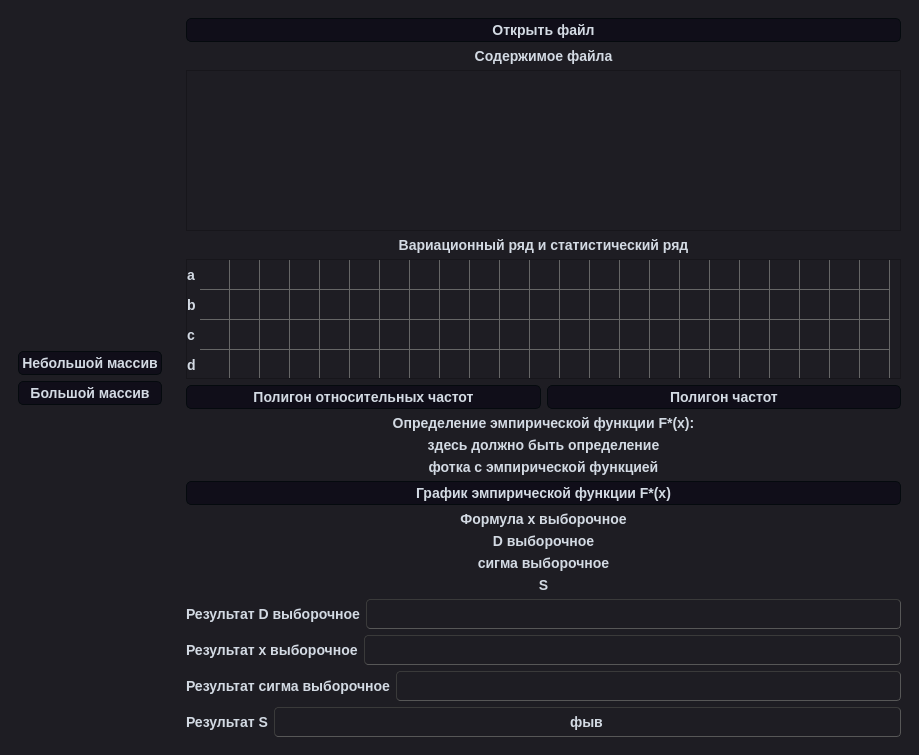
Qt form interface.ui (T-LORE/tv_lr6) before a commit.
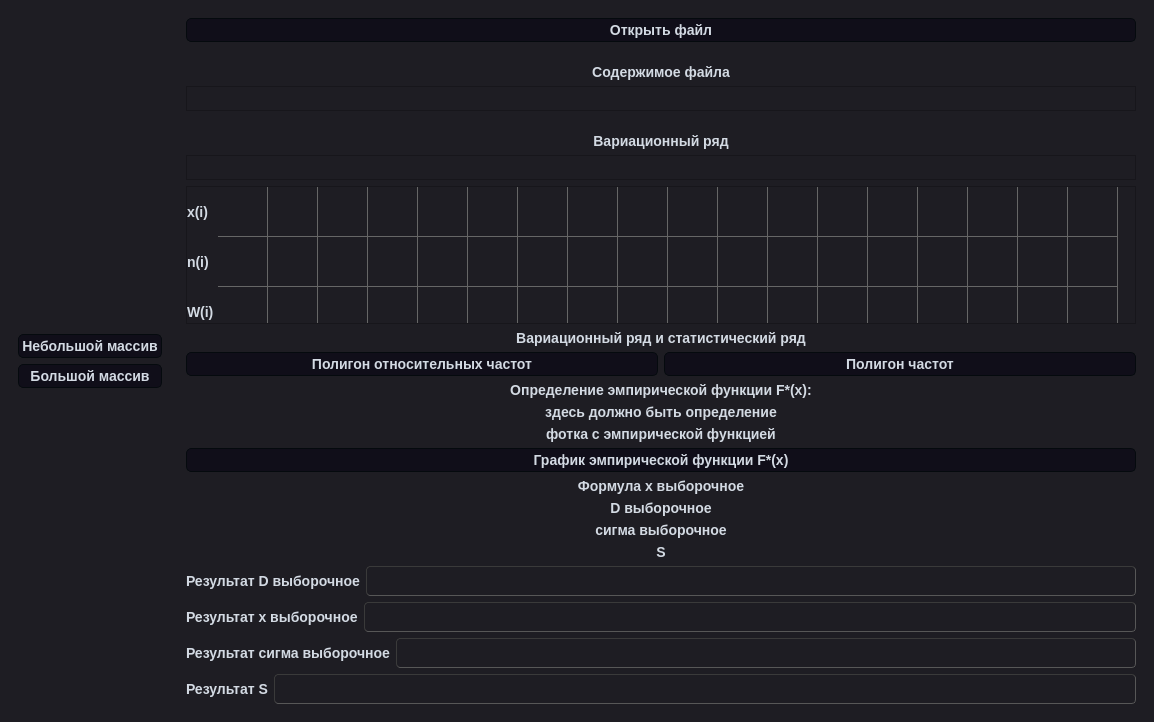
The same form after that commit.

Commit message: Исправления для 1 задания

Patch:
```diff
--- a/interface.ui
+++ b/interface.ui
@@ -6,8 +6,8 @@
    <rect>
     <x>0</x>
     <y>0</y>
-    <width>919</width>
-    <height>755</height>
+    <width>1154</width>
+    <height>722</height>
    </rect>
   </property>
   <property name="windowTitle">
@@ -234,6 +234,19 @@
             </property>
            </widget>
           </item>
+          <item>
+           <spacer name="verticalSpacer_3">
+            <property name="orientation">
+             <enum>Qt::Vertical</enum>
+            </property>
+            <property name="sizeHint" stdset="0">
+             <size>
+              <width>20</width>
+              <height>40</height>
+             </size>
+            </property>
+           </spacer>
+          </item>
           <item>
            <widget class="QLabel" name="label">
             <property name="layoutDirection">
@@ -249,6 +262,24 @@
           </item>
           <item>
            <widget class="QTextEdit" name="fileBuffer">
+            <property name="sizePolicy">
+             <sizepolicy hsizetype="Minimum" vsizetype="Minimum">
+              <horstretch>0</horstretch>
+              <verstretch>0</verstretch>
+             </sizepolicy>
+            </property>
+            <property name="maximumSize">
+             <size>
+              <width>16777215</width>
+              <height>25</height>
+             </size>
+            </property>
+            <property name="verticalScrollBarPolicy">
+             <enum>Qt::ScrollBarAlwaysOff</enum>
+            </property>
+            <property name="horizontalScrollBarPolicy">
+             <enum>Qt::ScrollBarAlwaysOff</enum>
+            </property>
             <property name="readOnly">
              <bool>true</bool>
             </property>
@@ -257,32 +288,245 @@
 &lt;html&gt;&lt;head&gt;&lt;meta name=&quot;qrichtext&quot; content=&quot;1&quot; /&gt;&lt;meta charset=&quot;utf-8&quot; /&gt;&lt;style type=&quot;text/css&quot;&gt;
 p, li { white-space: pre-wrap; }
 hr { height: 1px; border-width: 0; }
+li.unchecked::marker { content: &quot;\2610&quot;; }
+li.checked::marker { content: &quot;\2612&quot;; }
 &lt;/style&gt;&lt;/head&gt;&lt;body style=&quot; font-family:'Arial','sans-serif'; font-size:14px; font-weight:700; font-style:normal;&quot;&gt;
 &lt;p style=&quot;-qt-paragraph-type:empty; margin-top:0px; margin-bottom:0px; margin-left:0px; margin-right:0px; -qt-block-indent:0; text-indent:0px;&quot;&gt;&lt;br /&gt;&lt;/p&gt;&lt;/body&gt;&lt;/html&gt;</string>
             </property>
            </widget>
           </item>
+          <item>
+           <spacer name="verticalSpacer_4">
+            <property name="orientation">
+             <enum>Qt::Vertical</enum>
+            </property>
+            <property name="sizeHint" stdset="0">
+             <size>
+              <width>20</width>
+              <height>40</height>
+             </size>
+            </property>
+           </spacer>
+          </item>
+          <item>
+           <widget class="QLabel" name="label_6">
+            <property name="text">
+             <string>Вариационный ряд</string>
+            </property>
+            <property name="alignment">
+             <set>Qt::AlignCenter</set>
+            </property>
+           </widget>
+          </item>
+          <item>
+           <widget class="QTextEdit" name="textEdit">
+            <property name="sizePolicy">
+             <sizepolicy hsizetype="Minimum" vsizetype="Minimum">
+              <horstretch>0</horstretch>
+              <verstretch>0</verstretch>
+             </sizepolicy>
+            </property>
+            <property name="maximumSize">
+             <size>
+              <width>16777215</width>
+              <height>25</height>
+             </size>
+            </property>
+            <property name="verticalScrollBarPolicy">
+             <enum>Qt::ScrollBarAlwaysOff</enum>
+            </property>
+            <property name="horizontalScrollBarPolicy">
+             <enum>Qt::ScrollBarAlwaysOff</enum>
+            </property>
+            <property name="readOnly">
+             <bool>true</bool>
+            </property>
+           </widget>
+          </item>
          </layout>
         </item>
-        <item row="1" column="0">
+        <item row="3" column="0">
+         <layout class="QVBoxLayout" name="verticalLayout_4">
+          <item>
+           <widget class="QLabel" name="label_3">
+            <property name="text">
+             <string>Определение эмпирической функции F*(x):</string>
+            </property>
+            <property name="alignment">
+             <set>Qt::AlignCenter</set>
+            </property>
+           </widget>
+          </item>
+          <item>
+           <widget class="QLabel" name="label_4">
+            <property name="text">
+             <string>здесь должно быть определение</string>
+            </property>
+            <property name="alignment">
+             <set>Qt::AlignCenter</set>
+            </property>
+           </widget>
+          </item>
+          <item>
+           <widget class="QLabel" name="label_5">
+            <property name="text">
+             <string>фотка с эмпирической функцией</string>
+            </property>
+            <property name="alignment">
+             <set>Qt::AlignCenter</set>
+            </property>
+           </widget>
+          </item>
+          <item>
+           <widget class="QPushButton" name="empiricalFunctionBtn">
+            <property name="text">
+             <string>График эмпирической функции F*(x)</string>
+            </property>
+           </widget>
+          </item>
+         </layout>
+        </item>
+        <item row="5" column="0">
+         <layout class="QVBoxLayout" name="verticalLayout_6">
+          <item>
+           <layout class="QHBoxLayout" name="horizontalLayout_3">
+            <item>
+             <widget class="QLabel" name="label_11">
+              <property name="text">
+               <string>Результат D выборочное</string>
+              </property>
+             </widget>
+            </item>
+            <item>
+             <widget class="QLineEdit" name="lineD">
+              <property name="alignment">
+               <set>Qt::AlignCenter</set>
+              </property>
+              <property name="readOnly">
+               <bool>true</bool>
+              </property>
+             </widget>
+            </item>
+           </layout>
+          </item>
+          <item>
+           <layout class="QHBoxLayout" name="horizontalLayout_2">
+            <item>
+             <widget class="QLabel" name="label_10">
+              <property name="text">
+               <string>Результат х выборочное</string>
+              </property>
+             </widget>
+            </item>
+            <item>
+             <widget class="QLineEdit" name="lineX">
+              <property name="alignment">
+               <set>Qt::AlignCenter</set>
+              </property>
+              <property name="readOnly">
+               <bool>true</bool>
+              </property>
+             </widget>
+            </item>
+           </layout>
+          </item>
+          <item>
+           <layout class="QHBoxLayout" name="horizontalLayout_4">
+            <item>
+             <widget class="QLabel" name="label_12">
+              <property name="text">
+               <string>Результат сигма выборочное</string>
+              </property>
+             </widget>
+            </item>
+            <item>
+             <widget class="QLineEdit" name="lineSigma">
+              <property name="alignment">
+               <set>Qt::AlignCenter</set>
+              </property>
+              <property name="readOnly">
+               <bool>true</bool>
+              </property>
+             </widget>
+            </item>
+           </layout>
+          </item>
+          <item>
+           <layout class="QHBoxLayout" name="horizontalLayout_5">
+            <item>
+             <widget class="QLabel" name="label_13">
+              <property name="text">
+               <string>Результат S</string>
+              </property>
+             </widget>
+            </item>
+            <item>
+             <widget class="QLineEdit" name="lineS">
+              <property name="text">
+               <string/>
+              </property>
+              <property name="alignment">
+               <set>Qt::AlignCenter</set>
+              </property>
+              <property name="readOnly">
+               <bool>true</bool>
+              </property>
+             </widget>
+            </item>
+           </layout>
+          </item>
+         </layout>
+        </item>
+        <item row="4" column="0">
+         <layout class="QVBoxLayout" name="verticalLayout_5">
+          <item>
+           <widget class="QLabel" name="formulaX">
+            <property name="text">
+             <string>Формула x выборочное</string>
+            </property>
+            <property name="alignment">
+             <set>Qt::AlignCenter</set>
+            </property>
+           </widget>
+          </item>
+          <item>
+           <widget class="QLabel" name="formulaD">
+            <property name="text">
+             <string>D выборочное</string>
+            </property>
+            <property name="alignment">
+             <set>Qt::AlignCenter</set>
+            </property>
+           </widget>
+          </item>
+          <item>
+           <widget class="QLabel" name="formulaSigma">
+            <property name="text">
+             <string>сигма выборочное</string>
+            </property>
+            <property name="alignment">
+             <set>Qt::AlignCenter</set>
+            </property>
+           </widget>
+          </item>
+          <item>
+           <widget class="QLabel" name="formulaS">
+            <property name="text">
+             <string>S</string>
+            </property>
+            <property name="alignment">
+             <set>Qt::AlignCenter</set>
+            </property>
+           </widget>
+          </item>
+         </layout>
+        </item>
+        <item row="2" column="0">
          <layout class="QVBoxLayout" name="verticalLayout_3">
-          <item>
-           <widget class="QLabel" name="label_2">
-            <property name="layoutDirection">
-             <enum>Qt::LeftToRight</enum>
-            </property>
-            <property name="text">
-             <string>Вариационный ряд и статистический ряд</string>
-            </property>
-            <property name="alignment">
-             <set>Qt::AlignCenter</set>
-            </property>
-           </widget>
-          </item>
           <item>
            <widget class="QTableWidget" name="rowsTable">
             <property name="sizePolicy">
-             <sizepolicy hsizetype="Minimum" vsizetype="Fixed">
+             <sizepolicy hsizetype="Minimum" vsizetype="Minimum">
               <horstretch>0</horstretch>
               <verstretch>0</verstretch>
              </sizepolicy>
@@ -290,20 +534,20 @@
             <property name="minimumSize">
              <size>
               <width>0</width>
-              <height>95</height>
+              <height>0</height>
              </size>
             </property>
             <property name="maximumSize">
              <size>
               <width>16777215</width>
-              <height>150</height>
+              <height>138</height>
              </size>
             </property>
             <property name="verticalScrollBarPolicy">
              <enum>Qt::ScrollBarAlwaysOff</enum>
             </property>
             <property name="horizontalScrollBarPolicy">
-             <enum>Qt::ScrollBarAlwaysOff</enum>
+             <enum>Qt::ScrollBarAsNeeded</enum>
             </property>
             <property name="gridStyle">
              <enum>Qt::SolidLine</enum>
@@ -318,7 +562,7 @@
              <bool>false</bool>
             </property>
             <property name="columnCount">
-             <number>23</number>
+             <number>18</number>
             </property>
             <attribute name="horizontalHeaderVisible">
              <bool>false</bool>
@@ -330,31 +574,37 @@
              <number>20</number>
             </attribute>
             <attribute name="horizontalHeaderDefaultSectionSize">
-             <number>30</number>
+             <number>50</number>
             </attribute>
             <attribute name="horizontalHeaderHighlightSections">
              <bool>true</bool>
             </attribute>
+            <attribute name="verticalHeaderVisible">
+             <bool>true</bool>
+            </attribute>
+            <attribute name="verticalHeaderDefaultSectionSize">
+             <number>50</number>
+            </attribute>
             <row>
              <property name="text">
-              <string>a</string>
+              <string>x(i)</string>
              </property>
             </row>
             <row>
              <property name="text">
-              <string>b</string>
+              <string>n(i)</string>
              </property>
             </row>
             <row>
              <property name="text">
-              <string>c</string>
+              <string>W(i)</string>
              </property>
             </row>
-            <row>
+            <column>
              <property name="text">
-              <string>d</string>
+              <string>Новый столбец</string>
              </property>
-            </row>
+            </column>
             <column>
              <property name="text">
               <string>1</string>
@@ -420,44 +670,39 @@
               <string>13</string>
              </property>
             </column>
-            <column>
-             <property name="text">
-              <string>14</string>
-             </property>
-            </column>
             <column>
              <property name="text">
               <string>15</string>
              </property>
             </column>
+            <column>
+             <property name="text">
+              <string>Новый столбец</string>
+             </property>
+            </column>
             <column>
              <property name="text">
               <string>16</string>
              </property>
             </column>
-            <column>
-             <property name="text">
-              <string>17</string>
-             </property>
-            </column>
             <column>
              <property name="text">
               <string>18</string>
              </property>
             </column>
-            <column>
-             <property name="text">
-              <string>19</string>
-             </property>
-            </column>
-            <column>
-             <property name="text">
-              <string>20</string>
-             </property>
-            </column>
-            <column/>
-            <column/>
-            <column/>
+           </widget>
+          </item>
+          <item>
+           <widget class="QLabel" name="label_2">
+            <property name="layoutDirection">
+             <enum>Qt::LeftToRight</enum>
+            </property>
+            <property name="text">
+             <string>Вариационный ряд и статистический ряд</string>
+            </property>
+            <property name="alignment">
+             <set>Qt::AlignCenter</set>
+            </property>
            </widget>
           </item>
           <item>
@@ -480,182 +725,6 @@
           </item>
          </layout>
         </item>
-        <item row="2" column="0">
-         <layout class="QVBoxLayout" name="verticalLayout_4">
-          <item>
-           <widget class="QLabel" name="label_3">
-            <property name="text">
-             <string>Определение эмпирической функции F*(x):</string>
-            </property>
-            <property name="alignment">
-             <set>Qt::AlignCenter</set>
-            </property>
-           </widget>
-          </item>
-          <item>
-           <widget class="QLabel" name="label_4">
-            <property name="text">
-             <string>здесь должно быть определение</string>
-            </property>
-            <property name="alignment">
-             <set>Qt::AlignCenter</set>
-            </property>
-           </widget>
-          </item>
-          <item>
-           <widget class="QLabel" name="label_5">
-            <property name="text">
-             <string>фотка с эмпирической функцией</string>
-            </property>
-            <property name="alignment">
-             <set>Qt::AlignCenter</set>
-            </property>
-           </widget>
-          </item>
-          <item>
-           <widget class="QPushButton" name="empiricalFunctionBtn">
-            <property name="text">
-             <string>График эмпирической функции F*(x)</string>
-            </property>
-           </widget>
-          </item>
-         </layout>
-        </item>
-        <item row="3" column="0">
-         <layout class="QVBoxLayout" name="verticalLayout_5">
-          <item>
-           <widget class="QLabel" name="formulaX">
-            <property name="text">
-             <string>Формула x выборочное</string>
-            </property>
-            <property name="alignment">
-             <set>Qt::AlignCenter</set>
-            </property>
-           </widget>
-          </item>
-          <item>
-           <widget class="QLabel" name="formulaD">
-            <property name="text">
-             <string>D выборочное</string>
-            </property>
-            <property name="alignment">
-             <set>Qt::AlignCenter</set>
-            </property>
-           </widget>
-          </item>
-          <item>
-           <widget class="QLabel" name="formulaSigma">
-            <property name="text">
-             <string>сигма выборочное</string>
-            </property>
-            <property name="alignment">
-             <set>Qt::AlignCenter</set>
-            </property>
-           </widget>
-          </item>
-          <item>
-           <widget class="QLabel" name="formulaS">
-            <property name="text">
-             <string>S</string>
-            </property>
-            <property name="alignment">
-             <set>Qt::AlignCenter</set>
-            </property>
-           </widget>
-          </item>
-         </layout>
-        </item>
-        <item row="4" column="0">
-         <layout class="QVBoxLayout" name="verticalLayout_6">
-          <item>
-           <layout class="QHBoxLayout" name="horizontalLayout_3">
-            <item>
-             <widget class="QLabel" name="label_11">
-              <property name="text">
-               <string>Результат D выборочное</string>
-              </property>
-             </widget>
-            </item>
-            <item>
-             <widget class="QLineEdit" name="lineD">
-              <property name="alignment">
-               <set>Qt::AlignCenter</set>
-              </property>
-              <property name="readOnly">
-               <bool>true</bool>
-              </property>
-             </widget>
-            </item>
-           </layout>
-          </item>
-          <item>
-           <layout class="QHBoxLayout" name="horizontalLayout_2">
-            <item>
-             <widget class="QLabel" name="label_10">
-              <property name="text">
-               <string>Результат х выборочное</string>
-              </property>
-             </widget>
-            </item>
-            <item>
-             <widget class="QLineEdit" name="lineX">
-              <property name="alignment">
-               <set>Qt::AlignCenter</set>
-              </property>
-              <property name="readOnly">
-               <bool>true</bool>
-              </property>
-             </widget>
-            </item>
-           </layout>
-          </item>
-          <item>
-           <layout class="QHBoxLayout" name="horizontalLayout_4">
-            <item>
-             <widget class="QLabel" name="label_12">
-              <property name="text">
-               <string>Результат сигма выборочное</string>
-              </property>
-             </widget>
-            </item>
-            <item>
-             <widget class="QLineEdit" name="lineSigma">
-              <property name="alignment">
-               <set>Qt::AlignCenter</set>
-              </property>
-              <property name="readOnly">
-               <bool>true</bool>
-              </property>
-             </widget>
-            </item>
-           </layout>
-          </item>
-          <item>
-           <layout class="QHBoxLayout" name="horizontalLayout_5">
-            <item>
-             <widget class="QLabel" name="label_13">
-              <property name="text">
-               <string>Результат S</string>
-              </property>
-             </widget>
-            </item>
-            <item>
-             <widget class="QLineEdit" name="lineS">
-              <property name="text">
-               <string>фыв</string>
-              </property>
-              <property name="alignment">
-               <set>Qt::AlignCenter</set>
-              </property>
-              <property name="readOnly">
-               <bool>true</bool>
-              </property>
-             </widget>
-            </item>
-           </layout>
-          </item>
-         </layout>
-        </item>
        </layout>
       </widget>
       <widget class="QWidget" name="page_2"/>
```
